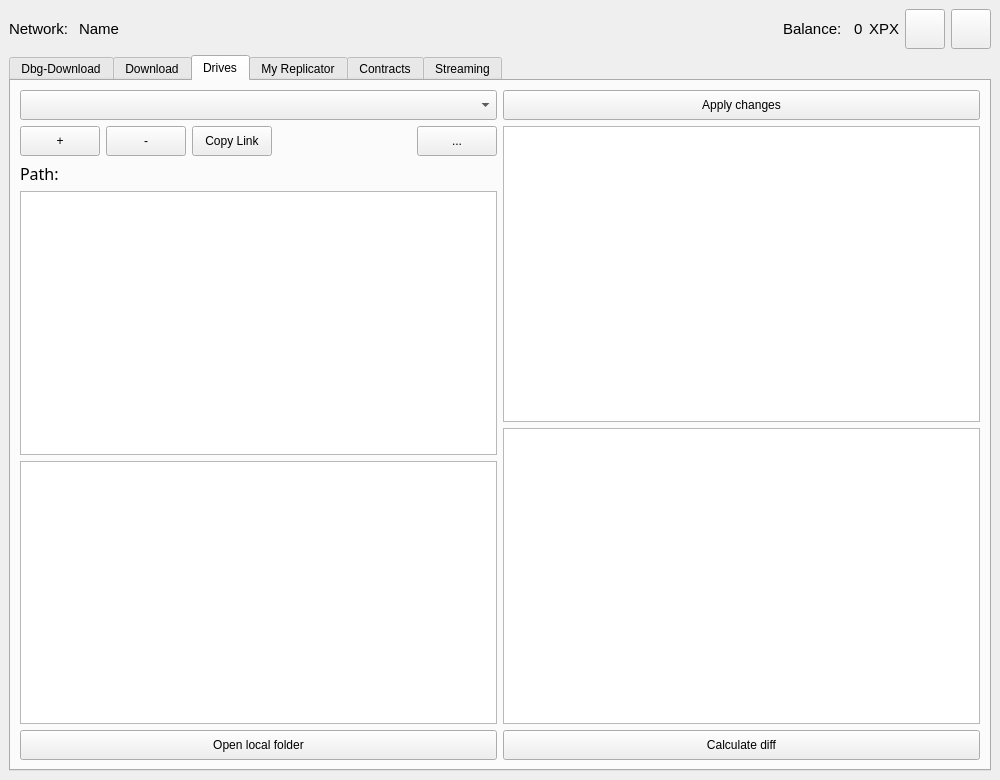
Qt form UserApp/mainwin.ui (proximax-storage/cpp-xpx-storage-user-app) before a commit.
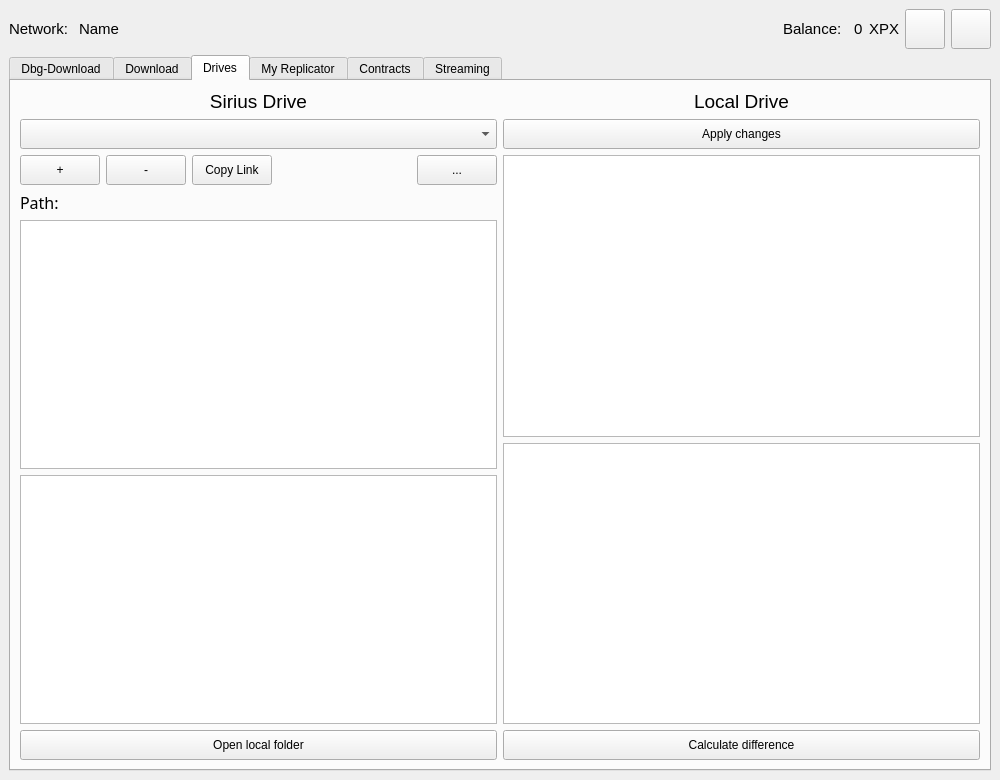
The same form after that commit. The open tabs and pages were chosen to show the change.

Commit message: Improved mainwin, fix icons selection for dark mode

Diff of the .ui file:
```diff
--- a/UserApp/mainwin.ui
+++ b/UserApp/mainwin.ui
@@ -614,6 +614,25 @@
        <layout class="QHBoxLayout" name="horizontalLayout_5">
         <item>
          <layout class="QVBoxLayout" name="verticalLayout_7">
+          <item>
+           <widget class="QLabel" name="label_3">
+            <property name="font">
+             <font>
+              <family>.AppleSystemUIFont</family>
+              <pointsize>14</pointsize>
+             </font>
+            </property>
+            <property name="text">
+             <string>Sirius Drive</string>
+            </property>
+            <property name="textFormat">
+             <enum>Qt::MarkdownText</enum>
+            </property>
+            <property name="alignment">
+             <set>Qt::AlignCenter</set>
+            </property>
+           </widget>
+          </item>
           <item>
            <widget class="QComboBox" name="m_driveCBox">
             <property name="minimumSize">
@@ -775,6 +794,22 @@
         </item>
         <item>
          <layout class="QVBoxLayout" name="verticalLayout_8">
+          <item>
+           <widget class="QLabel" name="label_14">
+            <property name="font">
+             <font>
+              <family>.AppleSystemUIFont</family>
+              <pointsize>14</pointsize>
+             </font>
+            </property>
+            <property name="text">
+             <string>Local Drive</string>
+            </property>
+            <property name="alignment">
+             <set>Qt::AlignCenter</set>
+            </property>
+           </widget>
+          </item>
           <item>
            <widget class="QPushButton" name="m_applyChangesBtn">
             <property name="minimumSize">
@@ -822,7 +857,7 @@
              </size>
             </property>
             <property name="text">
-             <string>Calculate diff</string>
+             <string>Calculate difference</string>
             </property>
            </widget>
           </item>
```
The commit also changes 1 other file.
